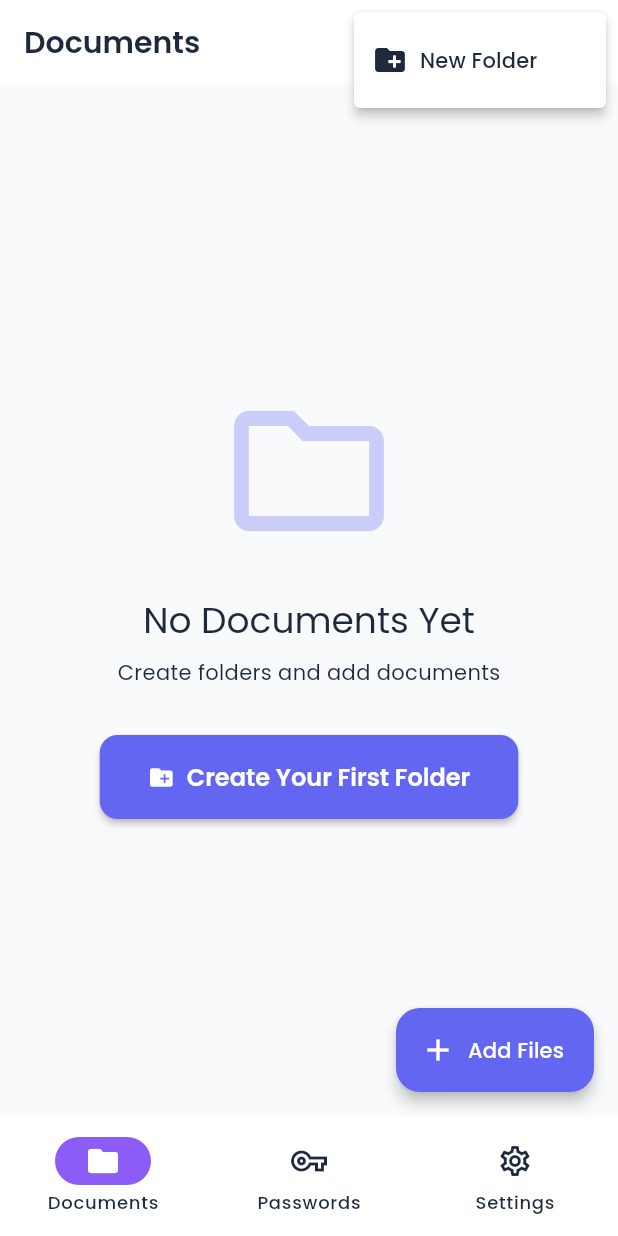
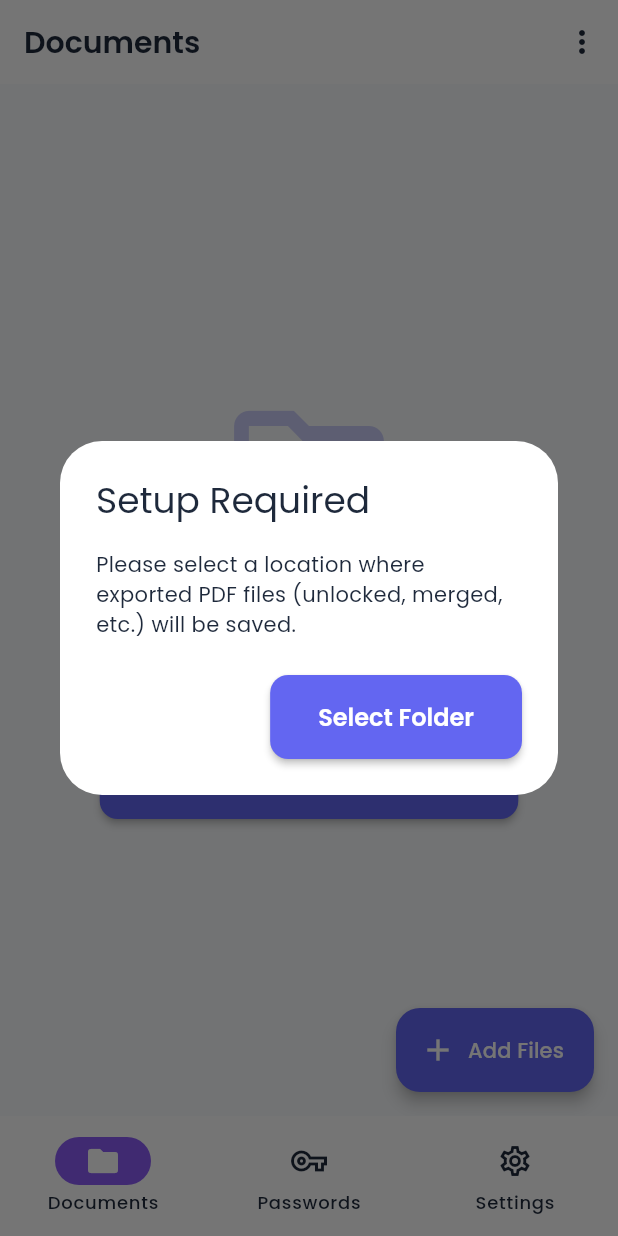
Before and after one commit to worlon-code/passwordpdf, a Flutter app: the screen it shows after launch, after a tap on the "more vert" icon, on a phone screen of 412 x 824 dp. Run offline on Flutter 3.47's test engine with Material 3 defaults, Android fonts, the phone set to English and light mode, and no system bars; our stand-ins replace file_picker, flutter_secure_storage, google_fonts, local_auth, permission_handler, share_plus and 2 more; missing offline and left inert: syncfusion_flutter_pdf, syncfusion_flutter_pdfviewer; accounts and stored records are empty.

Commit message:
v0.0.23: Mandatory Download Location & Unified Exports

```diff
--- a/lib/features/documents/screens/document_dashboard_screen.dart
+++ b/lib/features/documents/screens/document_dashboard_screen.dart
@@ -3,7 +3,9 @@ import 'package:file_picker/file_picker.dart';
 import 'dart:io';
 import 'package:archive/archive_io.dart';
 import 'package:path_provider/path_provider.dart';
+import 'package:provider/provider.dart';
 import '../../../services/logging_service.dart';
+import '../../settings/services/settings_service.dart';
 import '../../../services/document_service.dart';
 import '../../../services/pdf_password_service.dart';
 import '../../../models/document_item_model.dart';
@@ -45,6 +47,69 @@ class _DocumentDashboardScreenState extends State<DocumentDashboardScreen> {
         _isLoading = false;
         _isInitialized = true;
       });
+      // Check mandatory settings
+      if (mounted) _checkDownloadLocation();
+    }
+  }
+
+  Future<void> _checkDownloadLocation() async {
+    final settings = context.read<SettingsService>();
+    if (settings.exportPath == null) {
+      await Future.delayed(Duration.zero); // Ensure build complete
+      if (!mounted) return;
+
+      await showDialog(
+        context: context,
+        barrierDismissible: false,
+        builder: (context) => AlertDialog(
+          title: const Text('Setup Required'),
+          content: const Text(
+            'Please select a location where exported PDF files (unlocked, merged, etc.) will be saved.',
+          ),
+          actions: [
+            ElevatedButton(
+              onPressed: () => Navigator.pop(context),
+              child: const Text('Select Folder'),
+            ),
+          ],
+        ),
+      );
+
+      if (!mounted) return;
+
+      String? dir;
+      while (dir == null) {
+        dir = await FilePicker.platform.getDirectoryPath(
+          dialogTitle: 'Select Download Location',
+        );
+
+        if (dir == null) {
+          if (!mounted) return;
+          // Show retry dialog
+          final retry = await showDialog<bool>(
+            context: context,
+            barrierDismissible: false,
+            builder: (context) => AlertDialog(
+              title: const Text('Location Required'),
+              content: const Text('You must select a download location to continue.'),
+              actions: [
+                TextButton(
+                  onPressed: () => Navigator.pop(context, false), // Exit/Cancel? No, mandatory.
+                  child: const Text('Retry'), // Actually just closes logic loop
+                ),
+              ],
+            ),
+          );
+          // Loop continues...
+        }
+      }
+
+      await settings.setExportPath(dir);
+      if (mounted) {
+        ScaffoldMessenger.of(context).showSnackBar(
+          SnackBar(content: Text('Download location set to: $dir')),
+        );
+      }
     }
   }
 
@@ -379,19 +444,21 @@ class _DocumentDashboardScreenState extends State<DocumentDashboardScreen> {
         throw Exception('Failed to create ZIP');
       }
 
-      // Save to Downloads directory
-      Directory? downloadsDir;
-      if (Platform.isAndroid) {
-        downloadsDir = Directory('/storage/emulated/0/Download');
-        if (!downloadsDir.existsSync()) {
-          downloadsDir = await getExternalStorageDirectory();
-        }
-      } else {
-        downloadsDir = await getDownloadsDirectory();
+      // Save to configured export path
+      final settings = context.read<SettingsService>();
+      final exportPath = settings.exportPath;
+
+      if (exportPath == null) {
+        throw Exception('Export path not configured');
       }
 
-      if (downloadsDir == null) {
-        throw Exception('Could not access Downloads directory');
+      final downloadsDir = Directory(exportPath);
+      if (!downloadsDir.existsSync()) {
+        try {
+          downloadsDir.createSync(recursive: true);
+        } catch (e) {
+             throw Exception('Could not access export directory: $exportPath');
+        }
       }
 
       // Create unique filename
@@ -404,7 +471,7 @@ class _DocumentDashboardScreenState extends State<DocumentDashboardScreen> {
       if (mounted) {
         ScaffoldMessenger.of(context).showSnackBar(
           SnackBar(
-            content: Text('Exported ${archive.files.length} file(s) to Downloads/$zipFileName'),
+            content: Text('Exported ${archive.files.length} file(s) to .../${outputFile.path.split(Platform.pathSeparator).last}'),
             duration: const Duration(seconds: 4),
             action: SnackBarAction(
               label: 'OK',
--- a/lib/features/documents/screens/pdf_viewer_screen.dart
+++ b/lib/features/documents/screens/pdf_viewer_screen.dart
@@ -7,6 +7,7 @@ import '../widgets/reorder_pages_dialog.dart';
 import '../widgets/split_pdf_dialog.dart';
 import '../widgets/password_selection_dialog.dart';
 import 'package:file_picker/file_picker.dart';
+import '../../settings/services/settings_service.dart';
 
 /// PDF Viewer Screen - displays PDF files with zoom and scroll
 class PdfViewerScreen extends StatefulWidget {
@@ -216,6 +217,7 @@ class _PdfViewerScreenState extends State<PdfViewerScreen> {
       final newPath = await tools.removePassword(
         filePath: widget.filePath,
         password: widget.password ?? '',
+        outputDir: SettingsService().exportPath,
       );
 
       // Close loading
@@ -270,6 +272,7 @@ class _PdfViewerScreenState extends State<PdfViewerScreen> {
         filePath: widget.filePath,
         password: widget.password ?? '',
         pageOrder: newOrder,
+        outputDir: SettingsService().exportPath,
       );
 
       if (mounted) {
@@ -320,6 +323,7 @@ class _PdfViewerScreenState extends State<PdfViewerScreen> {
         filePath: widget.filePath,
         password: widget.password ?? '',
         pageIndices: pages,
+        outputDir: SettingsService().exportPath,
       );
 
       if (mounted) {
@@ -370,6 +374,7 @@ class _PdfViewerScreenState extends State<PdfViewerScreen> {
         sourcePassword: widget.password ?? '',
         otherPath: otherPath,
         otherPassword: otherPwd,
+        outputDir: SettingsService().exportPath,
       );
 
       if (mounted) {
--- a/lib/features/settings/screens/settings_screen.dart
+++ b/lib/features/settings/screens/settings_screen.dart
@@ -256,6 +256,32 @@ class _SettingsScreenState extends State<SettingsScreen> {
 
           const SizedBox(height: 24),
 
+          // Downloads Section
+          _buildSectionHeader('Downloads'),
+          Card(
+            child: Consumer<SettingsService>(
+              builder: (context, settings, child) {
+                final path = settings.exportPath ?? 'Default (Source Folder)';
+                return ListTile(
+                  leading: const Icon(Icons.download),
+                  title: const Text('Download Location'),
+                  subtitle: Text(path),
+                  trailing: const Icon(Icons.chevron_right),
+                  onTap: () async {
+                    final dir = await FilePicker.platform.getDirectoryPath(
+                      dialogTitle: 'Select Download Location',
+                    );
+                    if (dir != null) {
+                      await settings.setExportPath(dir);
+                    }
+                  },
+                );
+              },
+            ),
+          ),
+
+          const SizedBox(height: 24),
+
           // Security Section
           _buildSectionHeader('Security'),
           Card(
@@ -415,7 +441,7 @@ class _SettingsScreenState extends State<SettingsScreen> {
                 ListTile(
                   leading: Icon(Icons.info),
                   title: Text('App Version'),
-                  subtitle: Text('0.0.22'),
+                  subtitle: Text('0.0.23'),
                 ),
                 Divider(height: 1),
                 ListTile(
--- a/pubspec.yaml
+++ b/pubspec.yaml
@@ -1,7 +1,7 @@
 name: passwordpdf_manager
 description: "PDF Password Manager - Secure PDF & Password Management"
 publish_to: 'none'
-version: 0.0.22+22
+version: 0.0.23+23
 
 environment:
   sdk: ^3.5.3
```
Also changed, not shown: lib/features/debug/screens/debug_logs_screen.dart (+30 -16 lines), lib/features/settings/services/settings_service.dart (+1 -6 lines), lib/services/pdf_tools_service.dart (+8 -4 lines), 1 other file.
